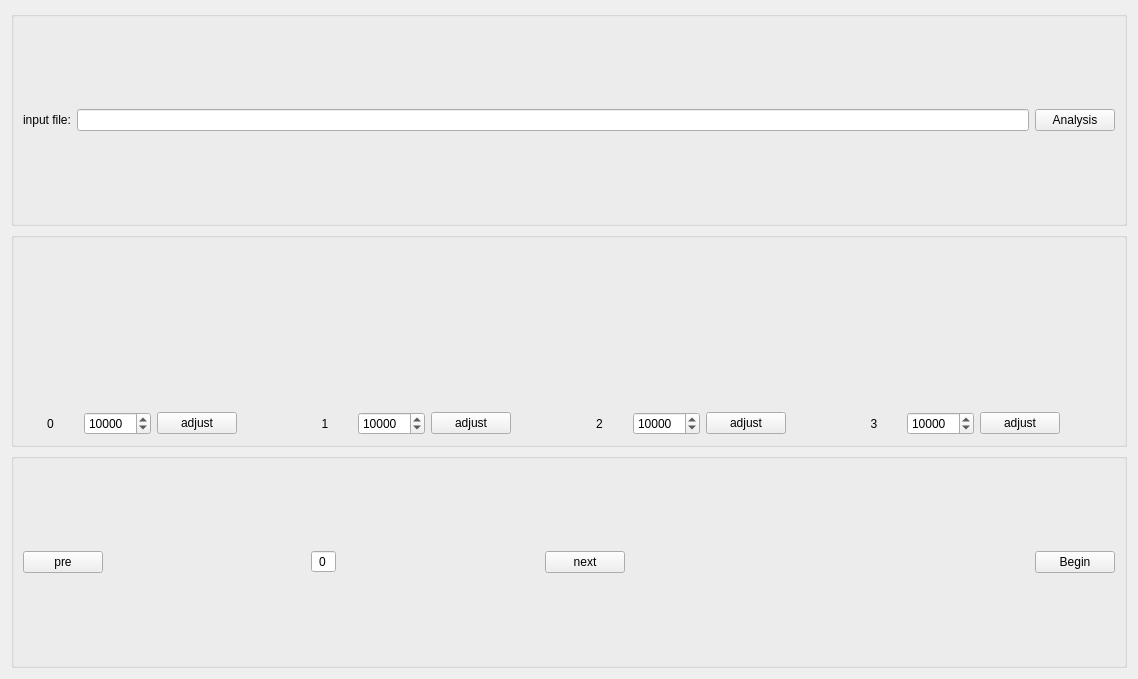
h378915980/client, file ui/positionmap.ui: the form before one commit.
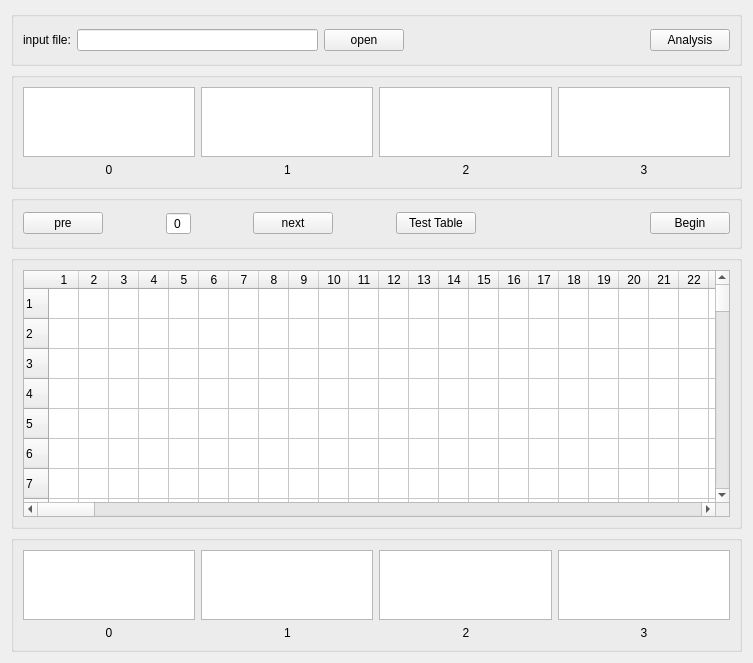
The form after the commit. Icons and pictures are not drawn.

Commit message: feat(position map): realize position map and position table

Diff of the .ui file:
```diff
--- a/ui/positionmap.ui
+++ b/ui/positionmap.ui
@@ -6,15 +6,130 @@
    <rect>
     <x>0</x>
     <y>0</y>
-    <width>1138</width>
-    <height>679</height>
+    <width>753</width>
+    <height>663</height>
    </rect>
   </property>
   <property name="windowTitle">
    <string>Form</string>
   </property>
-  <layout class="QGridLayout" name="gridLayout">
-   <item row="2" column="0">
+  <layout class="QVBoxLayout" name="verticalLayout_3" stretch="1,2,1,5,2">
+   <item>
+    <widget class="QGroupBox" name="groupBox">
+     <property name="title">
+      <string/>
+     </property>
+     <layout class="QHBoxLayout" name="horizontalLayout">
+      <item>
+       <widget class="QLabel" name="label">
+        <property name="text">
+         <string>input file:</string>
+        </property>
+       </widget>
+      </item>
+      <item>
+       <widget class="QLineEdit" name="lineEdit"/>
+      </item>
+      <item>
+       <widget class="QPushButton" name="pushButton_9">
+        <property name="text">
+         <string>open</string>
+        </property>
+       </widget>
+      </item>
+      <item>
+       <spacer name="horizontalSpacer_9">
+        <property name="orientation">
+         <enum>Qt::Horizontal</enum>
+        </property>
+        <property name="sizeHint" stdset="0">
+         <size>
+          <width>40</width>
+          <height>20</height>
+         </size>
+        </property>
+       </spacer>
+      </item>
+      <item>
+       <widget class="QPushButton" name="pushButton">
+        <property name="text">
+         <string>Analysis</string>
+        </property>
+       </widget>
+      </item>
+     </layout>
+    </widget>
+   </item>
+   <item>
+    <widget class="QGroupBox" name="groupBox_2">
+     <property name="title">
+      <string/>
+     </property>
+     <layout class="QVBoxLayout" name="verticalLayout">
+      <item>
+       <layout class="QHBoxLayout" name="horizontalLayout_2" stretch="0,0,0,0">
+        <item>
+         <widget class="QTableWidget" name="tableWidget"/>
+        </item>
+        <item>
+         <widget class="QTableWidget" name="tableWidget_2"/>
+        </item>
+        <item>
+         <widget class="QTableWidget" name="tableWidget_3"/>
+        </item>
+        <item>
+         <widget class="QTableWidget" name="tableWidget_4"/>
+        </item>
+       </layout>
+      </item>
+      <item>
+       <layout class="QHBoxLayout" name="horizontalLayout_4" stretch="1,1,1,1">
+        <item>
+         <widget class="QLabel" name="label_7">
+          <property name="text">
+           <string>0</string>
+          </property>
+          <property name="alignment">
+           <set>Qt::AlignCenter</set>
+          </property>
+         </widget>
+        </item>
+        <item>
+         <widget class="QLabel" name="label_8">
+          <property name="text">
+           <string>1</string>
+          </property>
+          <property name="alignment">
+           <set>Qt::AlignCenter</set>
+          </property>
+         </widget>
+        </item>
+        <item>
+         <widget class="QLabel" name="label_9">
+          <property name="text">
+           <string>2</string>
+          </property>
+          <property name="alignment">
+           <set>Qt::AlignCenter</set>
+          </property>
+         </widget>
+        </item>
+        <item>
+         <widget class="QLabel" name="label_10">
+          <property name="text">
+           <string>3</string>
+          </property>
+          <property name="alignment">
+           <set>Qt::AlignCenter</set>
+          </property>
+         </widget>
+        </item>
+       </layout>
+      </item>
+     </layout>
+    </widget>
+   </item>
+   <item>
     <widget class="QGroupBox" name="groupBox_3">
      <property name="title">
       <string/>
@@ -86,6 +201,13 @@
         </property>
        </spacer>
       </item>
+      <item>
+       <widget class="QPushButton" name="pushButton_6">
+        <property name="text">
+         <string>Test Table</string>
+        </property>
+       </widget>
+      </item>
       <item>
        <spacer name="horizontalSpacer">
         <property name="orientation">
@@ -109,89 +231,575 @@
      </layout>
     </widget>
    </item>
-   <item row="0" column="0">
-    <widget class="QGroupBox" name="groupBox">
+   <item>
+    <widget class="QGroupBox" name="groupBox_5">
      <property name="title">
       <string/>
      </property>
-     <layout class="QHBoxLayout" name="horizontalLayout">
-      <item>
-       <widget class="QLabel" name="label">
-        <property name="text">
-         <string>input file:</string>
+     <layout class="QGridLayout" name="gridLayout">
+      <item row="0" column="0">
+       <widget class="QTableWidget" name="tableWidget_9">
+        <property name="rowCount">
+         <number>256</number>
         </property>
-       </widget>
-      </item>
-      <item>
-       <widget class="QLineEdit" name="lineEdit"/>
-      </item>
-      <item>
-       <widget class="QPushButton" name="pushButton">
-        <property name="text">
-         <string>Analysis</string>
+        <property name="columnCount">
+         <number>256</number>
         </property>
+        <attribute name="horizontalHeaderMinimumSectionSize">
+         <number>20</number>
+        </attribute>
+        <attribute name="horizontalHeaderDefaultSectionSize">
+         <number>30</number>
+        </attribute>
+        <attribute name="verticalHeaderMinimumSectionSize">
+         <number>20</number>
+        </attribute>
+        <attribute name="verticalHeaderDefaultSectionSize">
+         <number>30</number>
+        </attribute>
+        <row/>
+        <row/>
+        <row/>
+        <row/>
+        <row/>
+        <row/>
+        <row/>
+        <row/>
+        <row/>
+        <row/>
+        <row/>
+        <row/>
+        <row/>
+        <row/>
+        <row/>
+        <row/>
+        <row/>
+        <row/>
+        <row/>
+        <row/>
+        <row/>
+        <row/>
+        <row/>
+        <row/>
+        <row/>
+        <row/>
+        <row/>
+        <row/>
+        <row/>
+        <row/>
+        <row/>
+        <row/>
+        <row/>
+        <row/>
+        <row/>
+        <row/>
+        <row/>
+        <row/>
+        <row/>
+        <row/>
+        <row/>
+        <row/>
+        <row/>
+        <row/>
+        <row/>
+        <row/>
+        <row/>
+        <row/>
+        <row/>
+        <row/>
+        <row/>
+        <row/>
+        <row/>
+        <row/>
+        <row/>
+        <row/>
+        <row/>
+        <row/>
+        <row/>
+        <row/>
+        <row/>
+        <row/>
+        <row/>
+        <row/>
+        <row/>
+        <row/>
+        <row/>
+        <row/>
+        <row/>
+        <row/>
+        <row/>
+        <row/>
+        <row/>
+        <row/>
+        <row/>
+        <row/>
+        <row/>
+        <row/>
+        <row/>
+        <row/>
+        <row/>
+        <row/>
+        <row/>
+        <row/>
+        <row/>
+        <row/>
+        <row/>
+        <row/>
+        <row/>
+        <row/>
+        <row/>
+        <row/>
+        <row/>
+        <row/>
+        <row/>
+        <row/>
+        <row/>
+        <row/>
+        <row/>
+        <row/>
+        <row/>
+        <row/>
+        <row/>
+        <row/>
+        <row/>
+        <row/>
+        <row/>
+        <row/>
+        <row/>
+        <row/>
+        <row/>
+        <row/>
+        <row/>
+        <row/>
+        <row/>
+        <row/>
+        <row/>
+        <row/>
+        <row/>
+        <row/>
+        <row/>
+        <row/>
+        <row/>
+        <row/>
+        <row/>
+        <row/>
+        <row/>
+        <row/>
+        <row/>
+        <row/>
+        <row/>
+        <row/>
+        <row/>
+        <row/>
+        <row/>
+        <row/>
+        <row/>
+        <row/>
+        <row/>
+        <row/>
+        <row/>
+        <row/>
+        <row/>
+        <row/>
+        <row/>
+        <row/>
+        <row/>
+        <row/>
+        <row/>
+        <row/>
+        <row/>
+        <row/>
+        <row/>
+        <row/>
+        <row/>
+        <row/>
+        <row/>
+        <row/>
+        <row/>
+        <row/>
+        <row/>
+        <row/>
+        <row/>
+        <row/>
+        <row/>
+        <row/>
+        <row/>
+        <row/>
+        <row/>
+        <row/>
+        <row/>
+        <row/>
+        <row/>
+        <row/>
+        <row/>
+        <row/>
+        <row/>
+        <row/>
+        <row/>
+        <row/>
+        <row/>
+        <row/>
+        <row/>
+        <row/>
+        <row/>
+        <row/>
+        <row/>
+        <row/>
+        <row/>
+        <row/>
+        <row/>
+        <row/>
+        <row/>
+        <row/>
+        <row/>
+        <row/>
+        <row/>
+        <row/>
+        <row/>
+        <row/>
+        <row/>
+        <row/>
+        <row/>
+        <row/>
+        <row/>
+        <row/>
+        <row/>
+        <row/>
+        <row/>
+        <row/>
+        <row/>
+        <row/>
+        <row/>
+        <row/>
+        <row/>
+        <row/>
+        <row/>
+        <row/>
+        <row/>
+        <row/>
+        <row/>
+        <row/>
+        <row/>
+        <row/>
+        <row/>
+        <row/>
+        <row/>
+        <row/>
+        <row/>
+        <row/>
+        <row/>
+        <row/>
+        <row/>
+        <row/>
+        <row/>
+        <row/>
+        <row/>
+        <row/>
+        <row/>
+        <row/>
+        <row/>
+        <row/>
+        <row/>
+        <row/>
+        <row/>
+        <row/>
+        <row/>
+        <row/>
+        <row/>
+        <row/>
+        <row/>
+        <row/>
+        <row/>
+        <row/>
+        <row/>
+        <row/>
+        <column/>
+        <column/>
+        <column/>
+        <column/>
+        <column/>
+        <column/>
+        <column/>
+        <column/>
+        <column/>
+        <column/>
+        <column/>
+        <column/>
+        <column/>
+        <column/>
+        <column/>
+        <column/>
+        <column/>
+        <column/>
+        <column/>
+        <column/>
+        <column/>
+        <column/>
+        <column/>
+        <column/>
+        <column/>
+        <column/>
+        <column/>
+        <column/>
+        <column/>
+        <column/>
+        <column/>
+        <column/>
+        <column/>
+        <column/>
+        <column/>
+        <column/>
+        <column/>
+        <column/>
+        <column/>
+        <column/>
+        <column/>
+        <column/>
+        <column/>
+        <column/>
+        <column/>
+        <column/>
+        <column/>
+        <column/>
+        <column/>
+        <column/>
+        <column/>
+        <column/>
+        <column/>
+        <column/>
+        <column/>
+        <column/>
+        <column/>
+        <column/>
+        <column/>
+        <column/>
+        <column/>
+        <column/>
+        <column/>
+        <column/>
+        <column/>
+        <column/>
+        <column/>
+        <column/>
+        <column/>
+        <column/>
+        <column/>
+        <column/>
+        <column/>
+        <column/>
+        <column/>
+        <column/>
+        <column/>
+        <column/>
+        <column/>
+        <column/>
+        <column/>
+        <column/>
+        <column/>
+        <column/>
+        <column/>
+        <column/>
+        <column/>
+        <column/>
+        <column/>
+        <column/>
+        <column/>
+        <column/>
+        <column/>
+        <column/>
+        <column/>
+        <column/>
+        <column/>
+        <column/>
+        <column/>
+        <column/>
+        <column/>
+        <column/>
+        <column/>
+        <column/>
+        <column/>
+        <column/>
+        <column/>
+        <column/>
+        <column/>
+        <column/>
+        <column/>
+        <column/>
+        <column/>
+        <column/>
+        <column/>
+        <column/>
+        <column/>
+        <column/>
+        <column/>
+        <column/>
+        <column/>
+        <column/>
+        <column/>
+        <column/>
+        <column/>
+        <column/>
+        <column/>
+        <column/>
+        <column/>
+        <column/>
+        <column/>
+        <column/>
+        <column/>
+        <column/>
+        <column/>
+        <column/>
+        <column/>
+        <column/>
+        <column/>
+        <column/>
+        <column/>
+        <column/>
+        <column/>
+        <column/>
+        <column/>
+        <column/>
+        <column/>
+        <column/>
+        <column/>
+        <column/>
+        <column/>
+        <column/>
+        <column/>
+        <column/>
+        <column/>
+        <column/>
+        <column/>
+        <column/>
+        <column/>
+        <column/>
+        <column/>
+        <column/>
+        <column/>
+        <column/>
+        <column/>
+        <column/>
+        <column/>
+        <column/>
+        <column/>
+        <column/>
+        <column/>
+        <column/>
+        <column/>
+        <column/>
+        <column/>
+        <column/>
+        <column/>
+        <column/>
+        <column/>
+        <column/>
+        <column/>
+        <column/>
+        <column/>
+        <column/>
+        <column/>
+        <column/>
+        <column/>
+        <column/>
+        <column/>
+        <column/>
+        <column/>
+        <column/>
+        <column/>
+        <column/>
+        <column/>
+        <column/>
+        <column/>
+        <column/>
+        <column/>
+        <column/>
+        <column/>
+        <column/>
+        <column/>
+        <column/>
+        <column/>
+        <column/>
+        <column/>
+        <column/>
+        <column/>
+        <column/>
+        <column/>
+        <column/>
+        <column/>
+        <column/>
+        <column/>
+        <column/>
+        <column/>
+        <column/>
+        <column/>
+        <column/>
+        <column/>
+        <column/>
+        <column/>
+        <column/>
+        <column/>
+        <column/>
+        <column/>
+        <column/>
+        <column/>
+        <column/>
+        <column/>
+        <column/>
+        <column/>
+        <column/>
+        <column/>
+        <column/>
+        <column/>
+        <column/>
+        <column/>
+        <column/>
+        <column/>
+        <column/>
+        <column/>
+        <column/>
+        <column/>
+        <column/>
+        <column/>
+        <column/>
+        <column/>
+        <column/>
+        <column/>
+        <column/>
+        <column/>
+        <column/>
+        <column/>
+        <column/>
        </widget>
       </item>
      </layout>
     </widget>
    </item>
-   <item row="1" column="0">
-    <widget class="QGroupBox" name="groupBox_2">
+   <item>
+    <widget class="QGroupBox" name="groupBox_4">
      <property name="title">
       <string/>
      </property>
-     <layout class="QVBoxLayout" name="verticalLayout">
+     <layout class="QVBoxLayout" name="verticalLayout_2">
       <item>
-       <layout class="QHBoxLayout" name="horizontalLayout_2" stretch="1,1,1,1">
+       <layout class="QHBoxLayout" name="horizontalLayout_5" stretch="0,0,0,0">
         <item>
-         <widget class="QLabel" name="label_4">
-          <property name="text">
-           <string/>
-          </property>
-          <property name="pixmap">
-           <pixmap resource="../iconQrc.qrc">:/icon/map.PNG</pixmap>
-          </property>
-         </widget>
+         <widget class="QTableWidget" name="tableWidget_5"/>
         </item>
         <item>
-         <widget class="QLabel" name="label_3">
-          <property name="text">
-           <string/>
-          </property>
-          <property name="pixmap">
-           <pixmap resource="../iconQrc.qrc">:/icon/map.PNG</pixmap>
-          </property>
-         </widget>
+         <widget class="QTableWidget" name="tableWidget_6"/>
         </item>
         <item>
-         <widget class="QLabel" name="label_2">
-          <property name="text">
-           <string/>
-          </property>
-          <property name="pixmap">
-           <pixmap resource="../iconQrc.qrc">:/icon/map.PNG</pixmap>
-          </property>
-         </widget>
+         <widget class="QTableWidget" name="tableWidget_7"/>
         </item>
         <item>
-         <widget class="QLabel" name="label_5">
-          <property name="text">
-           <string/>
-          </property>
-          <property name="pixmap">
-           <pixmap resource="../iconQrc.qrc">:/icon/map.PNG</pixmap>
-          </property>
-          <property name="alignment">
-           <set>Qt::AlignLeading|Qt::AlignLeft|Qt::AlignVCenter</set>
-          </property>
-         </widget>
+         <widget class="QTableWidget" name="tableWidget_8"/>
         </item>
        </layout>
       </item>
       <item>
-       <layout class="QHBoxLayout" name="horizontalLayout_4" stretch="1,1,0,1,1,1,0,1,1,1,0,1,1,1,0,1">
+       <layout class="QHBoxLayout" name="horizontalLayout_6" stretch="1,1,1,1">
         <item>
-         <widget class="QLabel" name="label_7">
+         <widget class="QLabel" name="label_11">
           <property name="text">
            <string>0</string>
           </property>
@@ -201,37 +809,7 @@
          </widget>
         </item>
         <item>
-         <widget class="QSpinBox" name="spinBox">
-          <property name="maximum">
-           <number>999999996</number>
-          </property>
-          <property name="value">
-           <number>10000</number>
-          </property>
-         </widget>
-        </item>
-        <item>
-         <widget class="QPushButton" name="pushButton_5">
-          <property name="text">
-           <string>adjust</string>
-          </property>
-         </widget>
-        </item>
-        <item>
-         <spacer name="horizontalSpacer_5">
-          <property name="orientation">
-           <enum>Qt::Horizontal</enum>
-          </property>
-          <property name="sizeHint" stdset="0">
-           <size>
-            <width>40</width>
-            <height>20</height>
-           </size>
-          </property>
-         </spacer>
-        </item>
-        <item>
-         <widget class="QLabel" name="label_8">
+         <widget class="QLabel" name="label_12">
           <property name="text">
            <string>1</string>
           </property>
@@ -241,37 +819,7 @@
          </widget>
         </item>
         <item>
-         <widget class="QSpinBox" name="spinBox_2">
-          <property name="maximum">
-           <number>999999999</number>
-          </property>
-          <property name="value">
-           <number>10000</number>
-          </property>
-         </widget>
-        </item>
-        <item>
-         <widget class="QPushButton" name="pushButton_6">
-          <property name="text">
-           <string>adjust</string>
-          </property>
-         </widget>
-        </item>
-        <item>
-         <spacer name="horizontalSpacer_6">
-          <property name="orientation">
-           <enum>Qt::Horizontal</enum>
-          </property>
-          <property name="sizeHint" stdset="0">
-           <size>
-            <width>40</width>
-            <height>20</height>
-           </size>
-          </property>
-         </spacer>
-        </item>
-        <item>
-         <widget class="QLabel" name="label_9">
+         <widget class="QLabel" name="label_13">
           <property name="text">
            <string>2</string>
           </property>
@@ -281,37 +829,7 @@
          </widget>
         </item>
         <item>
-         <widget class="QSpinBox" name="spinBox_3">
-          <property name="maximum">
-           <number>999999999</number>
-          </property>
-          <property name="value">
-           <number>10000</number>
-          </property>
-         </widget>
-        </item>
-        <item>
-         <widget class="QPushButton" name="pushButton_7">
-          <property name="text">
-           <string>adjust</string>
-          </property>
-         </widget>
-        </item>
-        <item>
-         <spacer name="horizontalSpacer_7">
-          <property name="orientation">
-           <enum>Qt::Horizontal</enum>
-          </property>
-          <property name="sizeHint" stdset="0">
-           <size>
-            <width>40</width>
-            <height>20</height>
-           </size>
-          </property>
-         </spacer>
-        </item>
-        <item>
-         <widget class="QLabel" name="label_10">
+         <widget class="QLabel" name="label_14">
           <property name="text">
            <string>3</string>
           </property>
@@ -320,36 +838,6 @@
           </property>
          </widget>
         </item>
-        <item>
-         <widget class="QSpinBox" name="spinBox_4">
-          <property name="maximum">
-           <number>999999999</number>
-          </property>
-          <property name="value">
-           <number>10000</number>
-          </property>
-         </widget>
-        </item>
-        <item>
-         <widget class="QPushButton" name="pushButton_8">
-          <property name="text">
-           <string>adjust</string>
-          </property>
-         </widget>
-        </item>
-        <item>
-         <spacer name="horizontalSpacer_8">
-          <property name="orientation">
-           <enum>Qt::Horizontal</enum>
-          </property>
-          <property name="sizeHint" stdset="0">
-           <size>
-            <width>40</width>
-            <height>20</height>
-           </size>
-          </property>
-         </spacer>
-        </item>
        </layout>
       </item>
      </layout>
```
Left out of the diff: 4 changed lines with no effect on the pictures. The commit also changes 12 other files.
